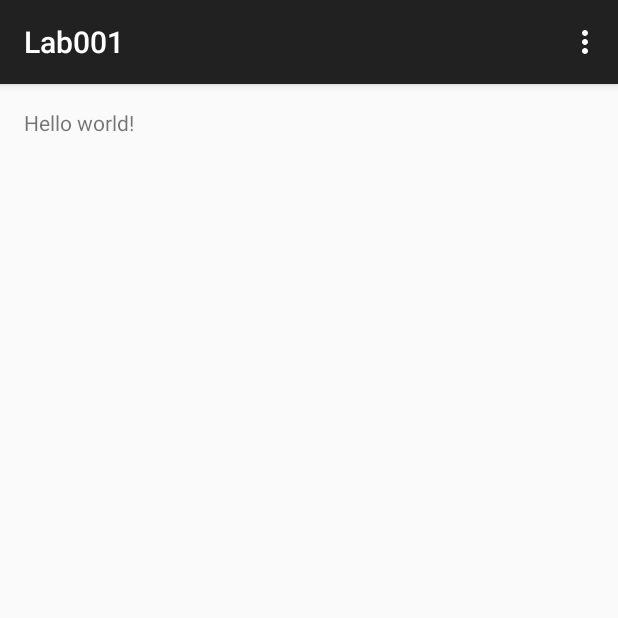
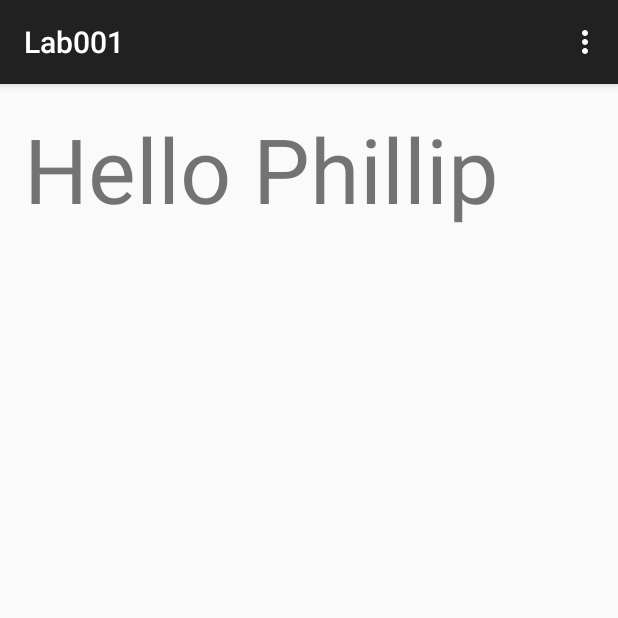
Before and after one commit to manalili18/Lab001, an Android app: the screen it shows after launch (MainActivity), on a phone screen of 412 x 824 dp, the top half of it. Run offline under Robolectric (Android 15) with nearby library versions, the phone set to English and light mode, and no system bars.

Commit message:
Changed size and contents of text display.

```diff
--- a/app/src/main/res/layout/activity_main.xml
+++ b/app/src/main/res/layout/activity_main.xml
@@ -5,7 +5,8 @@
     android:paddingTop="@dimen/activity_vertical_margin"
     android:paddingBottom="@dimen/activity_vertical_margin" tools:context=".MainActivity">
 
-    <TextView android:text="@string/hello_world" android:layout_width="wrap_content"
-        android:layout_height="wrap_content" />
+    <TextView android:text="Hello Phillip" android:layout_width="wrap_content"
+        android:layout_height="wrap_content"
+        android:textSize="60dp" />
 
 </RelativeLayout>
```
